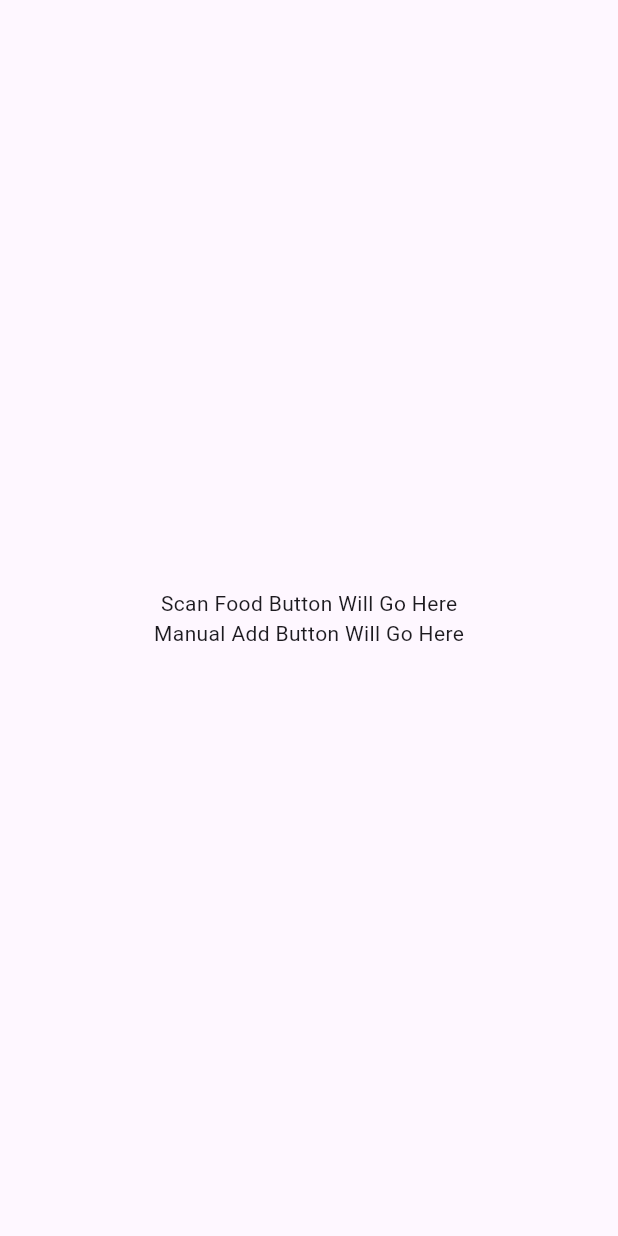
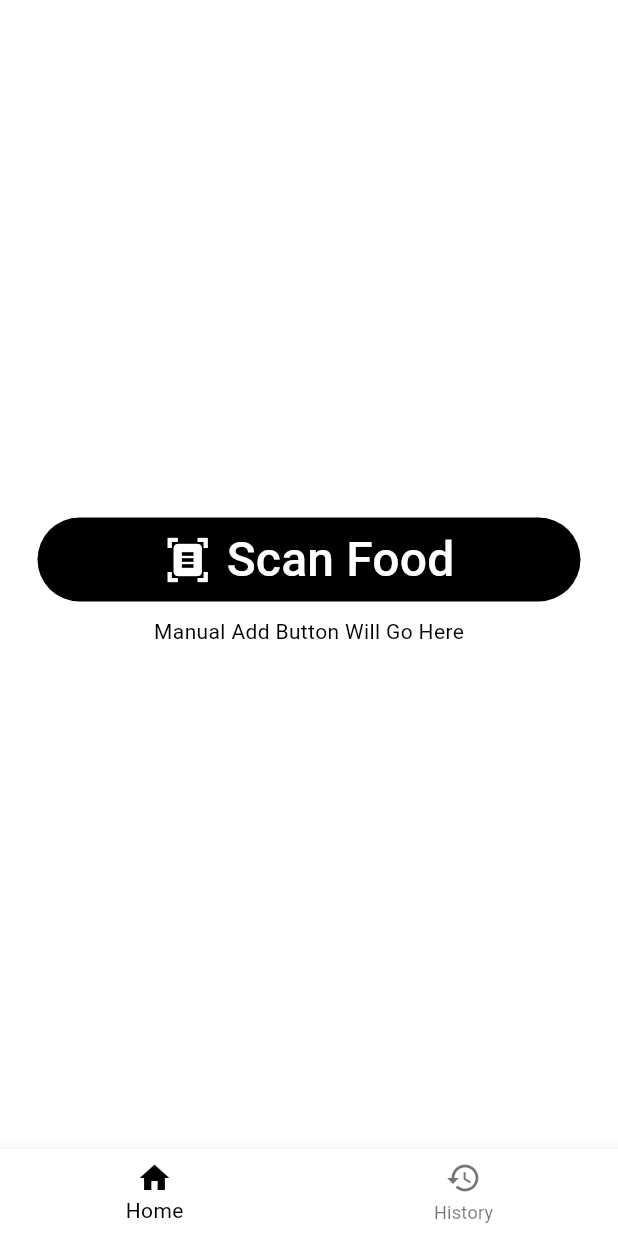
Before and after one commit to mw29/rootcause, a Flutter app: the screen it shows after launch, on a phone screen of 412 x 824 dp. Run offline on Flutter 3.47's test engine with Material 3 defaults, Android fonts, the phone set to English and light mode, and no system bars.

Commit message:
navigation bar and scan food button UI

```diff
--- a/rootcause_app/lib/main.dart
+++ b/rootcause_app/lib/main.dart
@@ -1,5 +1,5 @@
 import 'package:flutter/material.dart';
-import 'package:rootcause_app/screens/HomeScreen.dart';
+import 'package:rootcause_app/screens/home_screen.dart';
 
 void main() {
   runApp(const MyApp());
@@ -11,10 +11,37 @@ class MyApp extends StatelessWidget {
   Widget build(BuildContext context) {
     return MaterialApp(
       title: 'Flutter Demo',
-      theme: ThemeData(
-        colorScheme: ColorScheme.fromSeed(seedColor: Colors.deepPurple),
+      theme: ThemeData.from(
+        colorScheme: ColorScheme.light(
+          primary: Colors.black,
+          secondary: Colors.white,
+          tertiary: Color.fromRGBO(49, 87, 44, 1),
+        ),
+      ).copyWith(
+        appBarTheme: const AppBarTheme(
+          backgroundColor: Colors.white,
+          surfaceTintColor: Colors.transparent,
+        ),
+        scaffoldBackgroundColor: Colors.white,
       ),
+      darkTheme: ThemeData.from(
+        colorScheme: ColorScheme.dark(
+          primary: Colors.white,
+          secondary: Colors.black,
+          tertiary: Color.fromRGBO(49, 87, 44, 1),
+        ),
+      ).copyWith(
+        appBarTheme: const AppBarTheme(
+          backgroundColor: Colors.black,
+          surfaceTintColor: Colors.transparent,
+        ),
+        scaffoldBackgroundColor: Colors.black,
+      ),
+      themeMode: ThemeMode.system,
       home: const HomeScreen(),
+      routes: {
+        '/home': (context) => const HomeScreen(),
+      },
     );
   }
 }
--- a/rootcause_app/lib/screens/HomeScreen.dart
+++ /dev/null
@@ -1,24 +0,0 @@
-import 'package:flutter/material.dart';
-
-class HomeScreen extends StatefulWidget {
-  const HomeScreen({super.key});
-  @override
-  State<HomeScreen> createState() => _HomeScreenState();
-}
-
-class _HomeScreenState extends State<HomeScreen> {
-  @override
-  Widget build(BuildContext context) {
-    return Scaffold(
-      body: Center(
-        child: Column(
-          mainAxisAlignment: MainAxisAlignment.center,
-          children: [
-            const Text('Scan Food Button Will Go Here'),
-            const Text('Manual Add Button Will Go Here'),
-          ],
-        ),
-      ),
-    );
-  }
-}
--- /dev/null
+++ b/rootcause_app/lib/screens/history_screen.dart
@@ -0,0 +1,21 @@
+import 'package:flutter/material.dart';
+
+class HistoryScreen extends StatefulWidget {
+  const HistoryScreen({super.key});
+  @override
+  State<HistoryScreen> createState() => _HistoryScreenState();
+}
+
+class _HistoryScreenState extends State<HistoryScreen> {
+  @override
+  Widget build(BuildContext context) {
+    return Scaffold(
+      body: Center(
+        child: Column(
+          mainAxisAlignment: MainAxisAlignment.center,
+          children: [const Text('History Screen')],
+        ),
+      ),
+    );
+  }
+}
--- /dev/null
+++ b/rootcause_app/lib/screens/home_screen.dart
@@ -0,0 +1,33 @@
+import 'package:flutter/material.dart';
+import 'package:rootcause_app/screens/history_screen.dart';
+import 'package:rootcause_app/screens/scan_screen.dart';
+
+class HomeScreen extends StatefulWidget {
+  const HomeScreen({super.key});
+  @override
+  State<HomeScreen> createState() => _HomeScreenState();
+}
+
+class _HomeScreenState extends State<HomeScreen> {
+  int _currentIndex = 0;
+
+  final List<Widget> _tabs = const [
+    ScanScreen(),
+    HistoryScreen(),
+  ];
+
+  @override
+  Widget build(BuildContext context) {
+    return Scaffold(
+      body: _tabs[_currentIndex],
+      bottomNavigationBar: BottomNavigationBar(
+        currentIndex: _currentIndex,
+        onTap: (index) => setState(() => _currentIndex = index),
+        items: const [
+          BottomNavigationBarItem(icon: Icon(Icons.home), label: 'Home'),
+          BottomNavigationBarItem(icon: Icon(Icons.history), label: 'History'),
+        ],
+      ),
+    );
+  }
+}
--- /dev/null
+++ b/rootcause_app/lib/screens/scan_screen.dart
@@ -0,0 +1,45 @@
+import 'package:flutter/material.dart';
+
+class ScanScreen extends StatefulWidget {
+  const ScanScreen({super.key});
+  @override
+  State<ScanScreen> createState() => _ScanScreenState();
+}
+
+class _ScanScreenState extends State<ScanScreen> {
+  @override
+  Widget build(BuildContext context) {
+    return SafeArea(
+      child: Center(
+        child: Column(
+          mainAxisAlignment: MainAxisAlignment.center,
+          children: [
+            Padding(
+              padding: EdgeInsets.symmetric(horizontal: 25, vertical: 10),
+              child: FilledButton(
+                onPressed: () {
+                  print("Scan Foods");
+                },
+                style: FilledButton.styleFrom(
+                  padding: EdgeInsets.symmetric(horizontal: 50),
+                ),
+                child: Padding(
+                  padding: const EdgeInsets.symmetric(vertical: 5),
+                  child: Row(
+                    mainAxisAlignment: MainAxisAlignment.center,
+                    children: [
+                      Icon(Icons.document_scanner, size: 32),
+                      SizedBox(width: 10),
+                      Text("Scan Food", style: TextStyle(fontSize: 32)),
+                    ],
+                  ),
+                ),
+              ),
+            ),
+            const Text('Manual Add Button Will Go Here'),
+          ],
+        ),
+      ),
+    );
+  }
+}
```
